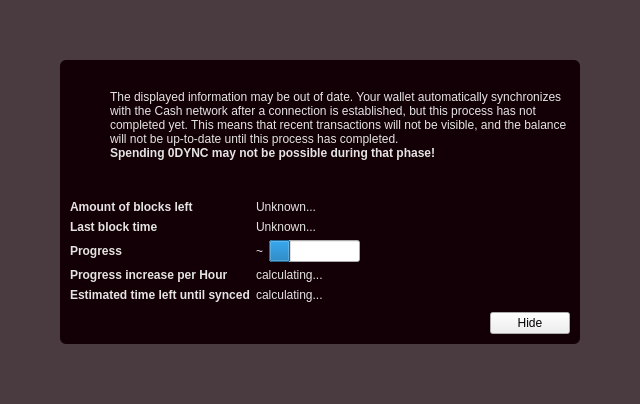
Zero-Dynamics/cash-core, file src/qt/forms/modaloverlay.ui: the form before one commit.
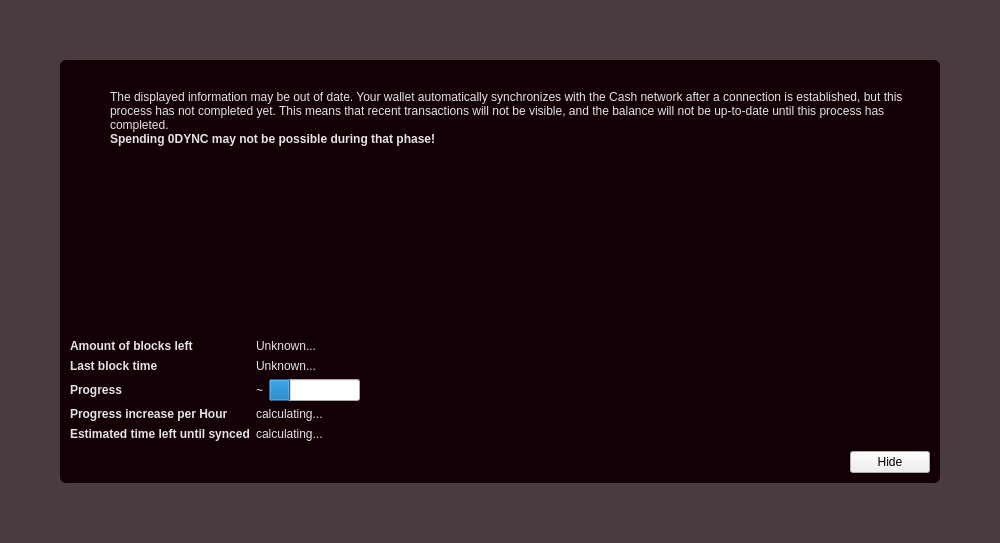
The form after the commit. Icons and pictures are not drawn. Custom widgets are drawn as their Qt base class.

Patch:
```diff
--- a/src/qt/forms/modaloverlay.ui
+++ b/src/qt/forms/modaloverlay.ui
@@ -6,8 +6,8 @@
    <rect>
     <x>0</x>
     <y>0</y>
-    <width>640</width>
-    <height>404</height>
+    <width>1000</width>
+    <height>543</height>
    </rect>
   </property>
   <property name="windowTitle">
```
